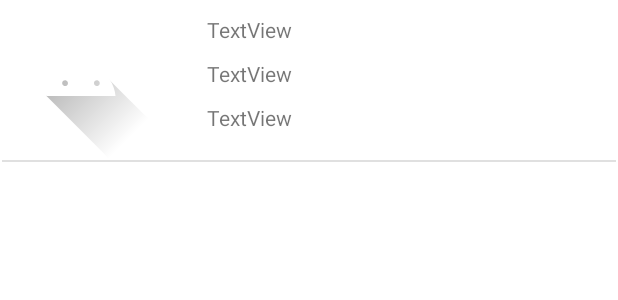
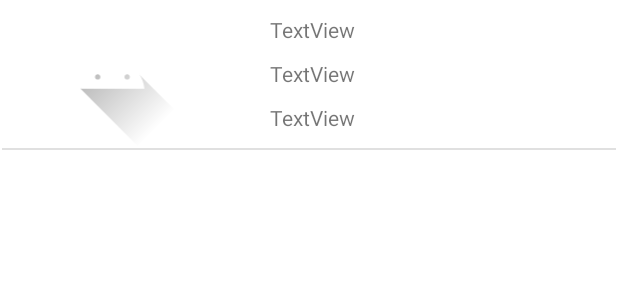
Before and after one commit to DenisEscobar/firebaseauth, an Android app: the layout itemreview.xml on its own in the app's theme, with its tools: preview values and no code run, on a phone screen of 412 x 824 dp. Shown: the top 300 px of the screen. Run offline under Robolectric (Android 15) with nearby library versions, the phone set to English and light mode, and no system bars.

```diff
--- a/app/build.gradle
+++ b/app/build.gradle
@@ -54,4 +54,6 @@ dependencies {
     implementation platform('com.google.firebase:firebase-bom:29.0.3')
     implementation 'com.google.firebase:firebase-analytics-ktx'
     implementation 'com.google.firebase:firebase-auth-ktx'
+
+    implementation 'com.squareup.picasso:picasso:2.5.2'
 }
--- a/app/src/main/AndroidManifest.xml
+++ b/app/src/main/AndroidManifest.xml
@@ -2,9 +2,9 @@
 <manifest xmlns:android="http://schemas.android.com/apk/res/android"
     package="com.example.autentdenis">
 
-    <!--
+    <!-- -->
     <uses-permission android:name="android.permission.INTERNET" />
-    -->
+    <!-- -->
 
     <application
         android:name=".Sharedpref.SharedApp"
--- a/app/src/main/java/com/example/autentdenis/VerReviewActivity.kt
+++ b/app/src/main/java/com/example/autentdenis/VerReviewActivity.kt
@@ -16,7 +16,7 @@ class VerReviewActivity : AppCompatActivity() {
 
         val db = Firebase.firestore
         val docRef = db.collection("review").document(SharedApp.prefs.email.toString()).collection("menu")
-        var valoracion=valoracion("","","")
+        var valoracion=valoracion("","","","")
         var valoraciones= arrayListOf<valoracion>()
         var i : Int = 0
         docRef
@@ -29,7 +29,7 @@ class VerReviewActivity : AppCompatActivity() {
                             SharedApp.prefs.email.toString(),
                             document.id,
                             document.get("valoracion").toString()+"€",
-                            //document.get("image").toString()+""
+                            document.get("img").toString()+""
                         )
                     )
                 }
--- a/app/src/main/java/com/example/autentdenis/VerReviewAdapter.kt
+++ b/app/src/main/java/com/example/autentdenis/VerReviewAdapter.kt
@@ -7,6 +7,7 @@ import android.view.ViewGroup
 import android.widget.ImageView
 import android.widget.TextView
 import androidx.recyclerview.widget.RecyclerView
+import com.squareup.picasso.Picasso
 
 class VerReviewAdapter(private val context: Context,
                        private val list: ArrayList<valoracion>,) : RecyclerView.Adapter<VerReviewAdapter.ViewHolder>()  {
@@ -30,5 +31,6 @@ class VerReviewAdapter(private val context: Context,
         holder.nom.text=data.nom
         holder.valoracion.text=data.valoracion
         //image falta
+        Picasso.with(this.context).load(data.imagen).into(holder.image)
     }
 }
--- a/app/src/main/java/com/example/autentdenis/valoracion.kt
+++ b/app/src/main/java/com/example/autentdenis/valoracion.kt
@@ -1,3 +1,3 @@
 package com.example.autentdenis
 
-data class valoracion(var email:String, var nom:String, var valoracion:String)//, var imagen:String)
+data class valoracion(var email:String, var nom:String, var valoracion:String, var imagen:String)
--- a/app/src/main/res/layout/activity_img.xml
+++ b/app/src/main/res/layout/activity_img.xml
@@ -7,6 +7,7 @@
     android:layout_height="match_parent"
     tools:context=".ImgActivity"
     app:layout_behavior="@string/appbar_scrolling_view_behavior"
+    tools:showIn="@layout/activity_img"
     android:padding="30dp"
     android:orientation="vertical"
     >
@@ -15,6 +16,7 @@
         android:id="@+id/image_preview"
         android:layout_width="wrap_content"
         android:layout_height="wrap_content"
+        android:src="@drawable/ic_launcher_foreground"
         />
 
     <Button
--- a/app/src/main/res/layout/itemreview.xml
+++ b/app/src/main/res/layout/itemreview.xml
@@ -37,8 +37,8 @@
 
     <ImageView
         android:id="@+id/imageView"
-        android:layout_width="wrap_content"
-        android:layout_height="wrap_content"
+        android:layout_width="150dp"
+        android:layout_height="100dp"
         app:layout_constraintStart_toStartOf="parent"
         app:layout_constraintTop_toTopOf="parent"
         app:srcCompat="@drawable/ic_launcher_foreground" />
```
Also changed, not shown: app/src/main/java/com/example/autentdenis/ImgActivity.kt (+25 -3 lines).
